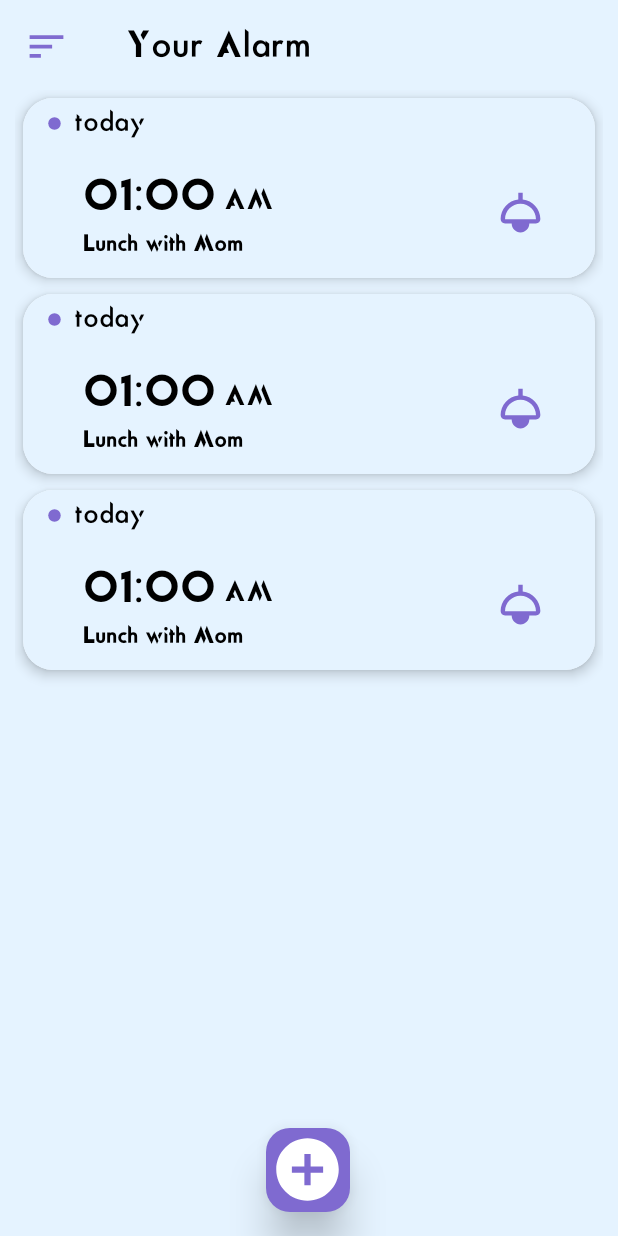
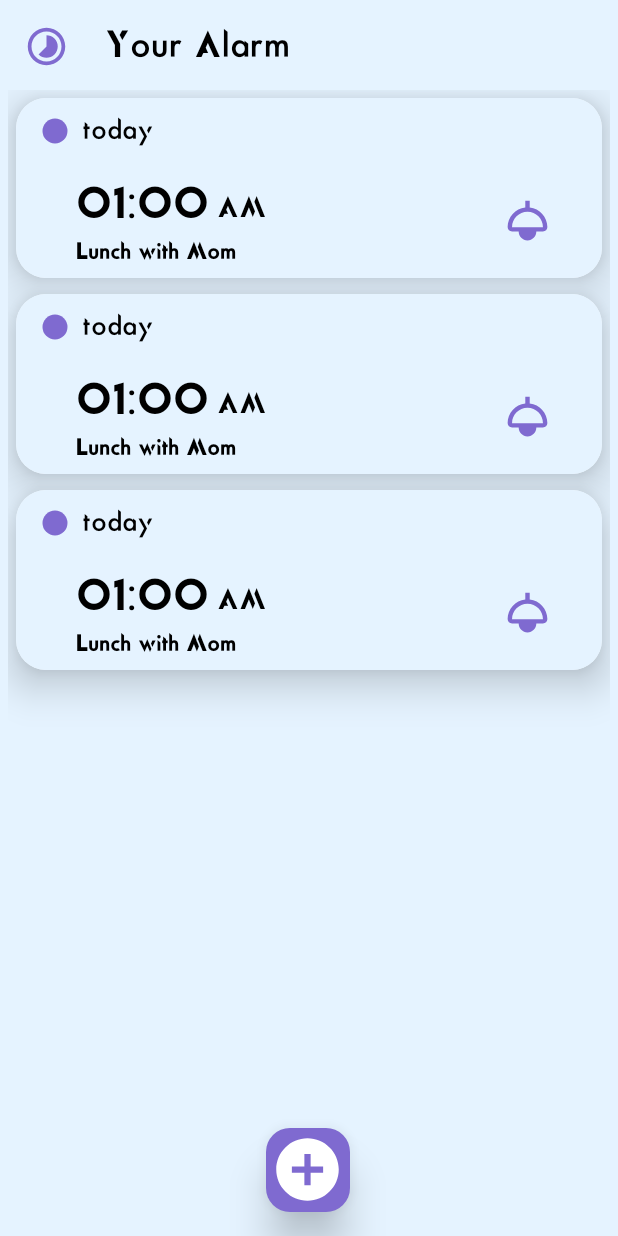
Before and after one commit to sayeedajmal/AlaramClock, an Android app: the layout activity_main.xml on its own in the app's theme, with its tools: preview values and no code run, on a phone screen of 412 x 824 dp. Run offline under Robolectric (Android 15) with nearby library versions, the light colour scheme and no system bars.

Commit message:
added Daily Alarm Showing

```diff
--- a/app/src/main/AndroidManifest.xml
+++ b/app/src/main/AndroidManifest.xml
@@ -6,7 +6,7 @@
     <uses-permission android:name="android.permission.SCHEDULE_EXACT_ALARM" />
     <uses-permission android:name="android.permission.RECEIVE_BOOT_COMPLETED" />
     <uses-permission android:name="android.permission.WAKE_LOCK" />
-    <uses-permission android:name="android.permission.USE_FULL_SCREEN_INTENT"/>
+    <uses-permission android:name="android.permission.USE_FULL_SCREEN_INTENT" />
     <uses-permission android:name="android.permission.SYSTEM_ALERT_WINDOW" />
     <uses-permission android:name="android.permission.DISABLE_KEYGUARD" />
     <uses-permission android:name="android.permission.FOREGROUND_SERVICE" />
@@ -21,7 +21,9 @@
         android:supportsRtl="true"
         android:theme="@style/Theme.AlaramClock"
         tools:targetApi="31">
-
+        <activity
+            android:name=".Activity.show_Daily"
+            android:exported="false" />
         <activity
             android:name=".Activity.MainActivity"
             android:exported="true"
--- a/app/src/main/res/drawable/round_corner.xml
+++ b/app/src/main/res/drawable/round_corner.xml
@@ -1,5 +1,8 @@
 <?xml version="1.0" encoding="utf-8"?>
 <shape xmlns:android="http://schemas.android.com/apk/res/android">
     <corners android:radius="20dp" />
-    <solid android:color="#7A6F54E1"/>
+    <stroke
+        android:width="1dp"
+        android:color="@color/purple_500" />
+    <solid android:color="#7A332183" />
 </shape>
--- a/app/src/main/res/layout/activity_main.xml
+++ b/app/src/main/res/layout/activity_main.xml
@@ -2,9 +2,9 @@
 <androidx.constraintlayout.widget.ConstraintLayout xmlns:android="http://schemas.android.com/apk/res/android"
     xmlns:app="http://schemas.android.com/apk/res-auto"
     xmlns:tools="http://schemas.android.com/tools"
+    android:id="@+id/mainActivity"
     android:layout_width="match_parent"
     android:layout_height="match_parent"
-    android:id="@+id/mainActivity"
     tools:context=".Activity.MainActivity">
 
     <ImageButton
@@ -15,7 +15,7 @@
         android:layout_marginTop="16dp"
         android:background="@color/transparent"
         android:scaleType="centerCrop"
-        android:src="@drawable/ic_setting"
+        android:src="@drawable/round_time"
         app:layout_constraintStart_toStartOf="parent"
         app:layout_constraintTop_toTopOf="parent" />
 
@@ -23,20 +23,20 @@
         android:id="@+id/textView3"
         android:layout_width="wrap_content"
         android:layout_height="wrap_content"
-        android:layout_marginStart="84dp"
+        android:layout_marginStart="24dp"
         android:text="Your Alarm"
         android:textSize="25sp"
         app:layout_constraintBottom_toBottomOf="@+id/dailyAlarm"
-        app:layout_constraintStart_toStartOf="parent"
+        app:layout_constraintStart_toEndOf="@+id/dailyAlarm"
         app:layout_constraintTop_toTopOf="@+id/dailyAlarm" />
 
     <androidx.recyclerview.widget.RecyclerView
         android:id="@+id/recyclerView"
         android:layout_width="match_parent"
         android:layout_height="0dp"
-        android:layout_marginStart="10dp"
+        android:layout_marginStart="5dp"
         android:layout_marginTop="16dp"
-        android:layout_marginEnd="10dp"
+        android:layout_marginEnd="5dp"
         android:layout_marginBottom="16dp"
         app:layoutManager="androidx.recyclerview.widget.LinearLayoutManager"
         app:layout_constraintBottom_toTopOf="@+id/addAlarm"
@@ -51,6 +51,7 @@
         android:layout_height="wrap_content"
         android:layout_marginBottom="16dp"
         android:backgroundTint="@color/light_purple"
+        android:contentDescription="@string/app_name"
         android:src="@drawable/ic_add"
         app:borderWidth="0dp"
         app:elevation="@dimen/fab_margin"
--- a/app/src/main/res/layout/sample_alarm.xml
+++ b/app/src/main/res/layout/sample_alarm.xml
@@ -1,14 +1,13 @@
 <?xml version="1.0" encoding="utf-8"?>
 <androidx.cardview.widget.CardView xmlns:android="http://schemas.android.com/apk/res/android"
     xmlns:app="http://schemas.android.com/apk/res-auto"
-    xmlns:tools="http://schemas.android.com/tools"
     android:layout_width="match_parent"
     android:layout_height="wrap_content"
     android:layout_margin="5dp"
     android:clickable="true"
     android:foreground="?selectableItemBackgroundBorderless"
     app:cardCornerRadius="20dp"
-    app:cardElevation="5dp">
+    app:cardElevation="@dimen/fab_margin">
 
     <androidx.constraintlayout.widget.ConstraintLayout
         android:layout_width="match_parent"
@@ -28,8 +27,8 @@
 
         <ImageView
             android:id="@+id/Icon"
-            android:layout_width="10dp"
-            android:layout_height="10dp"
+            android:layout_width="20dp"
+            android:layout_height="20dp"
             android:layout_marginStart="16dp"
             android:layout_marginTop="12dp"
             android:background="@color/transparent"
```
Also changed, not shown: app/src/main/java/com/strong/alaramclock/Activity/show_Daily.java (added, +67 -0 lines), app/src/main/res/layout/activity_daily_alarm_show.xml (added, +63 -0 lines), app/src/main/res/layout/activity_morning_show.xml (+6 -3 lines).
